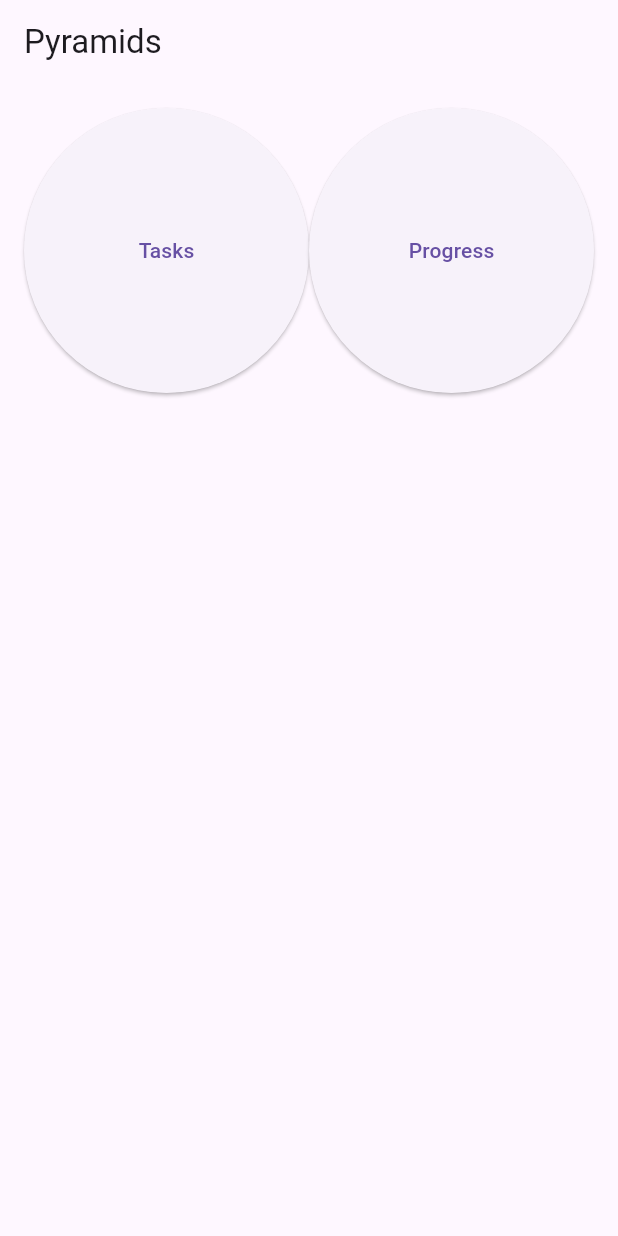
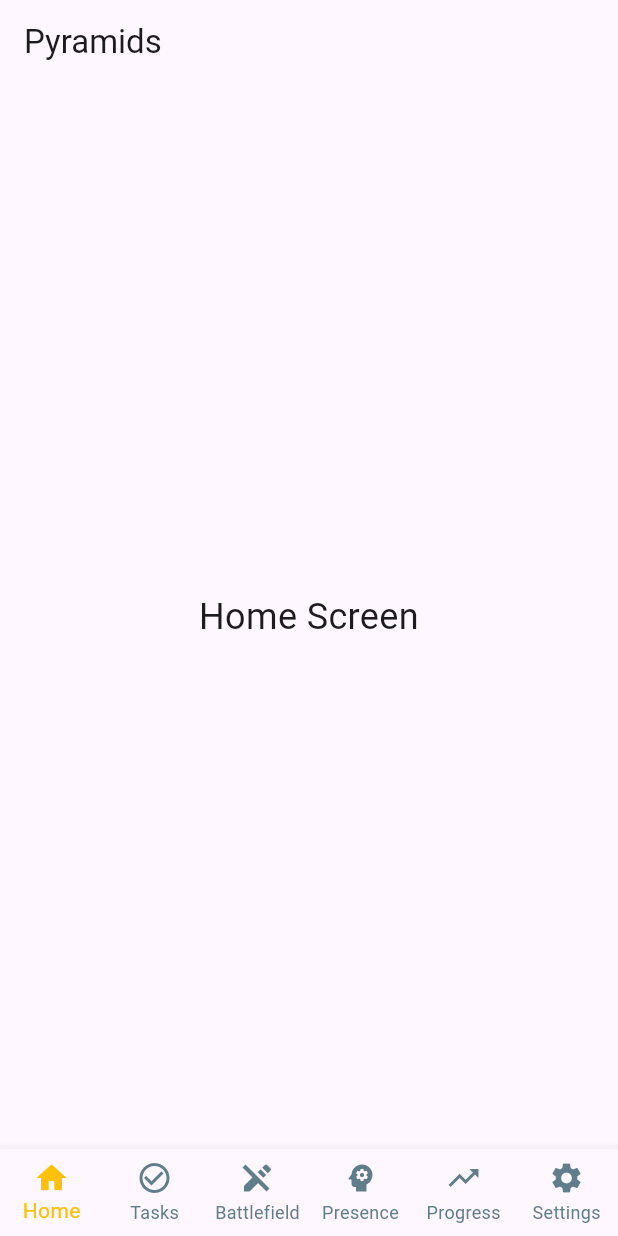
Before and after one commit to sebastiangalloway/Pyramids, a Flutter app: the screen it shows after launch, on a phone screen of 412 x 824 dp. Run offline on Flutter 3.47's test engine with Material 3 defaults, Android fonts, the phone set to English and light mode, and no system bars.

Commit message:
nav bar and screen changes

```diff
--- a/lib/main.dart
+++ b/lib/main.dart
@@ -1,21 +1,19 @@
 import 'package:flutter/material.dart';
-import 'screens/home_screen.dart';
+
+import 'main_home_screen.dart';
 
 void main() {
-  runApp(PyramidsApp());
+  runApp(const MyApp());
 }
 
-class PyramidsApp extends StatelessWidget {
-  const PyramidsApp({super.key});
+class MyApp extends StatelessWidget {
+  const MyApp({super.key});
 
   @override
   Widget build(BuildContext context) {
     return MaterialApp(
-      title: 'Pyramids',
-      theme: ThemeData(
-        primarySwatch: Colors.blue,
-      ),
-      home: HomeScreen(),
+      debugShowCheckedModeBanner: false,
+      home: MainHomeScreen(),
     );
   }
 }
--- /dev/null
+++ b/lib/main_home_screen.dart
@@ -0,0 +1,77 @@
+import 'package:flutter/material.dart';
+
+import 'screens/home_screen.dart';
+import 'screens/task_screen.dart';
+import 'screens/mindfulness_screen.dart';
+import 'screens/progress_screen.dart';
+import 'screens/battlefield_screen.dart';
+import 'screens/settings_screen.dart';
+
+class MainHomeScreen extends StatefulWidget {
+  @override
+  _MainHomeScreenState createState() => _MainHomeScreenState();
+}
+
+class _MainHomeScreenState extends State<MainHomeScreen> {
+  int _selectedIndex = 0;
+
+  final List<Widget> widgetOptions = const [
+    HomeScreen(),
+    TaskScreen(),
+    BattlefieldScreen(),
+    MindfulnessScreen(),
+    ProgressScreen(),
+    SettingsScreen(),
+  ];
+
+  void _onItemTapped(int index) {
+    setState(() {
+      _selectedIndex = index;
+    });
+  }
+
+  @override
+  Widget build(BuildContext context) {
+    return Scaffold(
+      appBar: AppBar(
+        title: const Text('Pyramids'),
+      ),
+      body: widgetOptions.elementAt(_selectedIndex),
+      bottomNavigationBar: BottomNavigationBar(
+        showSelectedLabels: true,
+        showUnselectedLabels: true,
+        type: BottomNavigationBarType.fixed,
+        selectedItemColor: Colors.amber,
+        unselectedItemColor: Colors.blueGrey,
+        items: const <BottomNavigationBarItem>[
+          BottomNavigationBarItem(
+            icon: Icon(Icons.home),
+            label: 'Home',
+          ),
+          BottomNavigationBarItem(
+            icon: Icon(Icons.check_circle_outline),
+            label: 'Tasks',
+          ),
+          BottomNavigationBarItem(
+            icon: Icon(Icons.edit_off),
+            label: 'Battlefield',
+          ),
+          BottomNavigationBarItem(
+            icon: Icon(Icons.psychology),
+            label: 'Presence',
+          ),
+          BottomNavigationBarItem(
+            icon: Icon(Icons.trending_up),
+            label: 'Progress',
+          ),
+          BottomNavigationBarItem(
+            icon: Icon(Icons.settings),
+            label: 'Settings',
+          ),
+        ],
+        currentIndex: _selectedIndex,
+        onTap: _onItemTapped,
+      ),
+    );
+  }
+}
--- a/lib/screens/home_screen.dart
+++ b/lib/screens/home_screen.dart
@@ -5,26 +5,9 @@ class HomeScreen extends StatelessWidget {
 
   @override
   Widget build(BuildContext context) {
-    return Scaffold(
-      appBar: AppBar(title: Text("Pyramids")),
-      body: GridView.count(
-        crossAxisCount: 2,
-        padding: EdgeInsets.all(16),
-        children: [
-          ElevatedButton(
-            onPressed: () {
-              Navigator.pushNamed(context, '/tasks');
-            },
-            child: Text("Tasks"),
-          ),
-          ElevatedButton(
-            onPressed: () {
-              Navigator.pushNamed(context, '/progress');
-            },
-            child: Text("Progress"),
-          ),
-        ],
-      ),
+    return const Center(
+      //
+      child: Text('Home Screen', textAlign: TextAlign.center, style: TextStyle(fontSize: 24, decoration: TextDecoration.none)),
     );
   }
 }
--- a/pubspec.yaml
+++ b/pubspec.yaml
@@ -28,6 +28,7 @@ environment:
 # the latest version available on pub.dev. To see which dependencies have newer
 # versions available, run `flutter pub outdated`.
 dependencies:
+  provider: ^6.1.2
   flutter:
     sdk: flutter
 
```
Also changed, not shown: lib/models/entity.dart (+23 -0 lines), lib/models/player.dart (+20 -0 lines), lib/models/task.dart (+15 -0 lines), lib/providers/task_provider.dart (+26 -0 lines), lib/screens/battlefield_screen.dart (added, +12 -0 lines), lib/screens/mindfulness_screen.dart (+12 -0 lines), lib/screens/progress_screen.dart (+12 -0 lines), lib/screens/settings_screen.dart (added, +12 -0 lines), lib/screens/task_screen.dart (+12 -0 lines), lib/screens/encounter_screen.dart (deleted), pubspec.lock.
